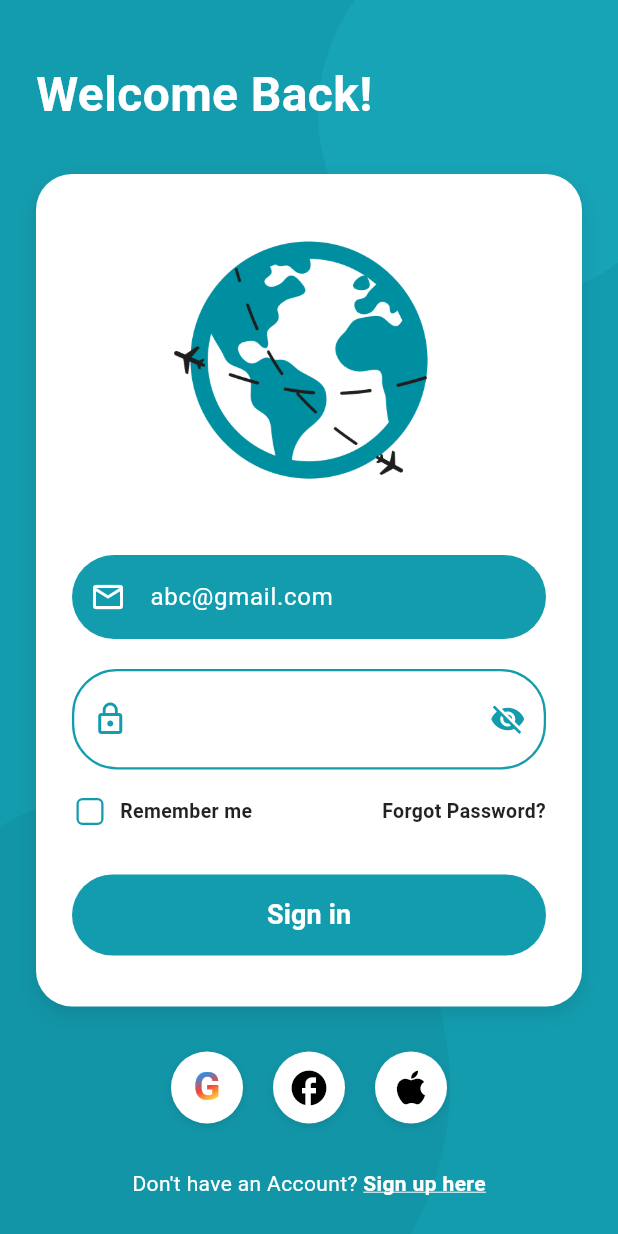
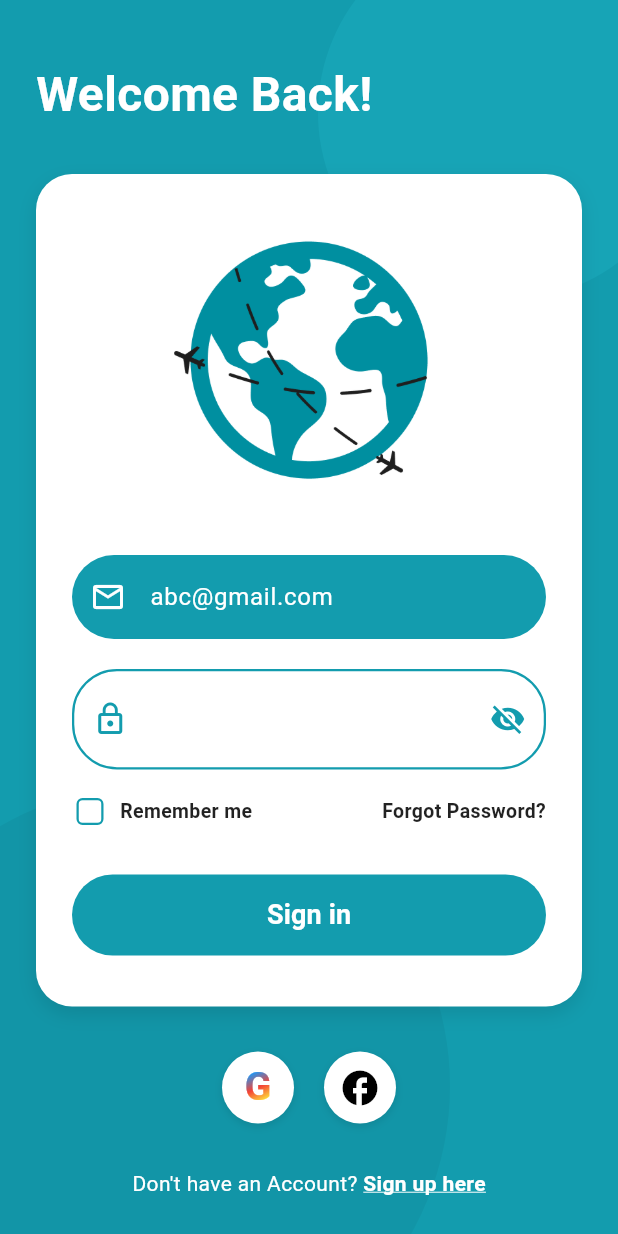
Before and after one commit to vzyhug/Travel-Mobile-App, a Flutter app: the screen it shows after launch, on a phone screen of 412 x 824 dp. Run offline on Flutter 3.47's test engine with Material 3 defaults, Android fonts, the light colour scheme and no system bars.

Commit message:
cau hinh login Google

```diff
--- a/lib/screens/login_screen.dart
+++ b/lib/screens/login_screen.dart
@@ -136,7 +136,9 @@ class _LoginScreenState extends State<LoginScreen> {
                                 ),
                                 suffixIcon: IconButton(
                                   icon: Icon(
-                                    _isPasswordVisible ? Icons.visibility : Icons.visibility_off,
+                                    _isPasswordVisible
+                                        ? Icons.visibility
+                                        : Icons.visibility_off,
                                     color: tealColor,
                                   ),
                                   onPressed: () {
@@ -267,14 +269,6 @@ class _LoginScreenState extends State<LoginScreen> {
                             size: 28,
                           ),
                         ),
-                        const SizedBox(width: 20),
-                        _buildSocialIcon(
-                          child: const Icon(
-                            Icons.apple,
-                            color: Colors.black,
-                            size: 30,
-                          ),
-                        ),
                       ],
                     ),
                     const SizedBox(height: 30),
--- a/pubspec.yaml
+++ b/pubspec.yaml
@@ -34,6 +34,9 @@ dependencies:
   # The following adds the Cupertino Icons font to your application.
   # Use with the CupertinoIcons class for iOS style icons.
   cupertino_icons: ^1.0.8
+  firebase_core: ^4.7.0
+  firebase_auth: ^6.4.0
+  google_sign_in: ^7.2.0
 
 dev_dependencies:
   flutter_test:
```
Also changed, not shown: lib/services/api_service.dart (added), pubspec.lock, 3 other files.
